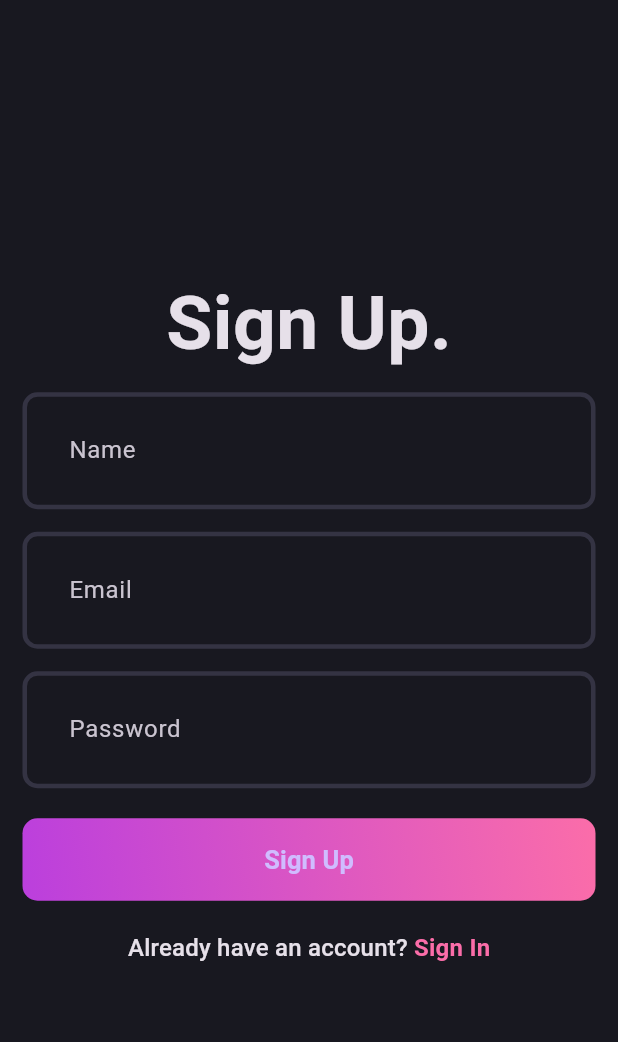
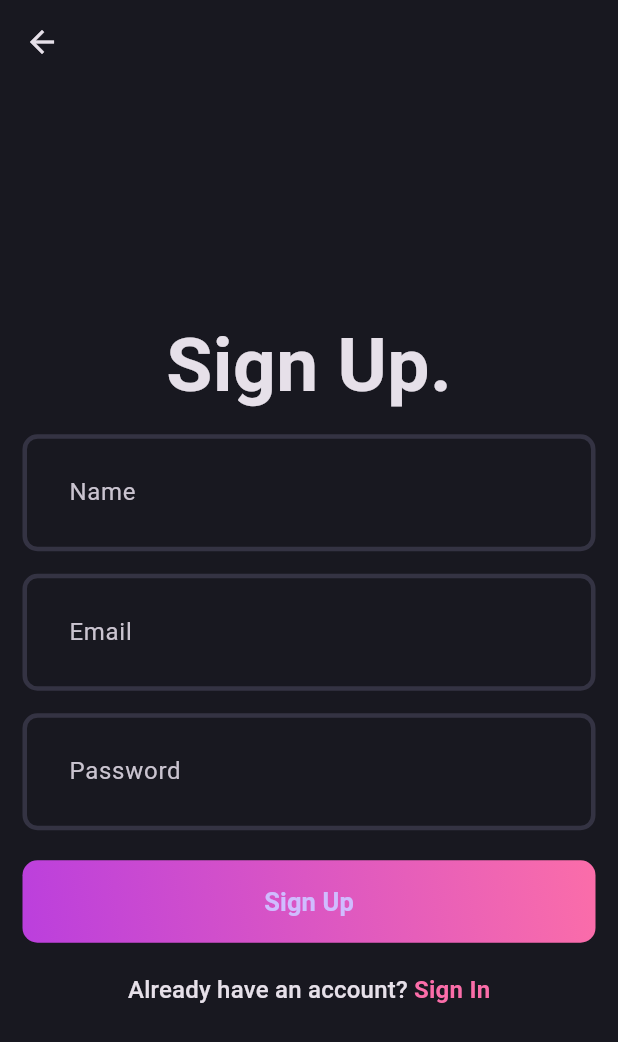
Before and after one commit to ibtissamwannas/blog_app, a Flutter app: the SignUpPage screen opened directly, on a phone screen of 412 x 824 dp. Shown: the top 1042 px of the screen. Run offline on Flutter 3.47's test engine with Material 3 defaults, Android fonts, the phone set to English and light mode, and no system bars; our stand-ins replace fpdart, supabase_flutter; accounts and stored records are empty.

Commit message:
Implemented auth repository and completed the signup and login pages

```diff
--- /dev/null
+++ b/lib/core/error/failures.dart
@@ -0,0 +1,4 @@
+class Failure {
+  final String message;
+  Failure({this.message = "An unexpected error occured"});
+}
--- /dev/null
+++ b/lib/core/secrets/app_secrets.dart
@@ -0,0 +1,5 @@
+class AppSecrets {
+  static const String supabaseUrl = "https://jrcsdpqqqwiypyoytaql.supabase.co";
+  static const String supabaseanonKey =
+      "eyJhbGciOiJIUzI1NiIsInR5cCI6IkpXVCJ9.eyJpc3MiOiJzdXBhYmFzZSIsInJlZiI6ImpyY3NkcHFxcXdpeXB5b3l0YXFsIiwicm9sZSI6ImFub24iLCJpYXQiOjE3MjI5NTkzMzAsImV4cCI6MjAzODUzNTMzMH0.sL7XTplQWuUv5GzsATvaHp7oPDBRzcrEycl_OZJ7QPo";
+}
--- a/lib/core/theme/theme.dart
+++ b/lib/core/theme/theme.dart
@@ -13,6 +13,9 @@ class AppTheme {
       );
   static final dartThemeMode = ThemeData.dark().copyWith(
     scaffoldBackgroundColor: AppPallete.backgroundColor,
+    appBarTheme: const AppBarTheme(
+      backgroundColor: AppPallete.backgroundColor,
+    ),
     inputDecorationTheme: InputDecorationTheme(
       enabledBorder: _border(),
       focusedBorder: _border(
--- /dev/null
+++ b/lib/features/auth/domain/usecases/usercase.dart
@@ -0,0 +1,6 @@
+import 'package:blog_app/core/error/failures.dart';
+import 'package:fpdart/fpdart.dart';
+
+abstract interface class UserCase<SucessType, Params> {
+  Future<Either<Failure, SucessType>> call(Params params);
+}
--- a/lib/features/auth/presentation/pages/signup_page.dart
+++ b/lib/features/auth/presentation/pages/signup_page.dart
@@ -1,9 +1,15 @@
 import 'package:blog_app/core/theme/app_pallete.dart';
+import 'package:blog_app/features/auth/presentation/pages/login_page.dart';
 import 'package:blog_app/features/auth/presentation/widgets/auth_field.dart';
 import 'package:blog_app/features/auth/presentation/widgets/auth_gradient_button.dart';
 import 'package:flutter/material.dart';
 
 class SignUpPage extends StatefulWidget {
+  static route() => MaterialPageRoute(
+        builder: (context) {
+          return const SignUpPage();
+        },
+      );
   const SignUpPage({super.key});
 
   @override
@@ -18,6 +24,7 @@ class _SignUpPageState extends State<SignUpPage> {
   @override
   Widget build(BuildContext context) {
     return Scaffold(
+      appBar: AppBar(),
       body: Padding(
         padding: const EdgeInsets.all(15.0),
         child: Form(
@@ -57,23 +64,34 @@ class _SignUpPageState extends State<SignUpPage> {
               const SizedBox(
                 height: 20,
               ),
-              const AuthGradientButton(),
+              const AuthGradientButton(
+                text: "Sign Up",
+              ),
               const SizedBox(
                 height: 20,
               ),
-              RichText(
+              GestureDetector(
+                onTap: () {
+                  Navigator.push(
+                    context,
+                    LogInPage.route(),
+                  );
+                },
+                child: RichText(
                   text: TextSpan(
                     text: "Already have an account?",
                     style: Theme.of(context).textTheme.titleMedium,
                     children: [
                       TextSpan(
                         text: " Sign In",
-                      style: Theme.of(context).textTheme.titleMedium?.copyWith(
+                        style:
+                            Theme.of(context).textTheme.titleMedium?.copyWith(
                                   color: AppPallete.gradient2,
                                   fontWeight: FontWeight.bold,
                                 ),
                       )
                     ],
+                  ),
                 ),
               )
             ],
--- a/lib/features/auth/presentation/widgets/auth_gradient_button.dart
+++ b/lib/features/auth/presentation/widgets/auth_gradient_button.dart
@@ -2,7 +2,11 @@ import 'package:blog_app/core/theme/app_pallete.dart';
 import 'package:flutter/material.dart';
 
 class AuthGradientButton extends StatelessWidget {
-  const AuthGradientButton({super.key});
+  final String text;
+  const AuthGradientButton({
+    super.key,
+    required this.text,
+  });
 
   @override
   Widget build(BuildContext context) {
@@ -27,9 +31,9 @@ class AuthGradientButton extends StatelessWidget {
           shadowColor: AppPallete.transparentColor,
           fixedSize: const Size(395, 55),
         ),
-        child: const Text(
-          "Sign Up",
-          style: TextStyle(
+        child: Text(
+          text,
+          style: const TextStyle(
             fontSize: 17,
             fontWeight: FontWeight.w600,
           ),
--- a/pubspec.yaml
+++ b/pubspec.yaml
@@ -35,6 +35,8 @@ dependencies:
   # The following adds the Cupertino Icons font to your application.
   # Use with the CupertinoIcons class for iOS style icons.
   cupertino_icons: ^1.0.6
+  fpdart: ^1.1.0
+  supabase_flutter: ^2.5.11
 
 dev_dependencies:
   flutter_test:
```
Also changed, not shown: lib/core/error/exceptions.dart (added, +10 -0 lines), lib/features/auth/data/datasources/auth_remote_data_source.dart (added, +49 -0 lines), lib/features/auth/data/repositories/auth_repository_impl.dart (added, +40 -0 lines), lib/features/auth/domain/repository/auth_repository.dart (added, +14 -0 lines), lib/features/auth/presentation/pages/login_page.dart (+19 -3 lines), lib/main.dart (+10 -2 lines), pubspec.lock, 11 other files. Lines whose indentation alone changed are shown as unchanged.
